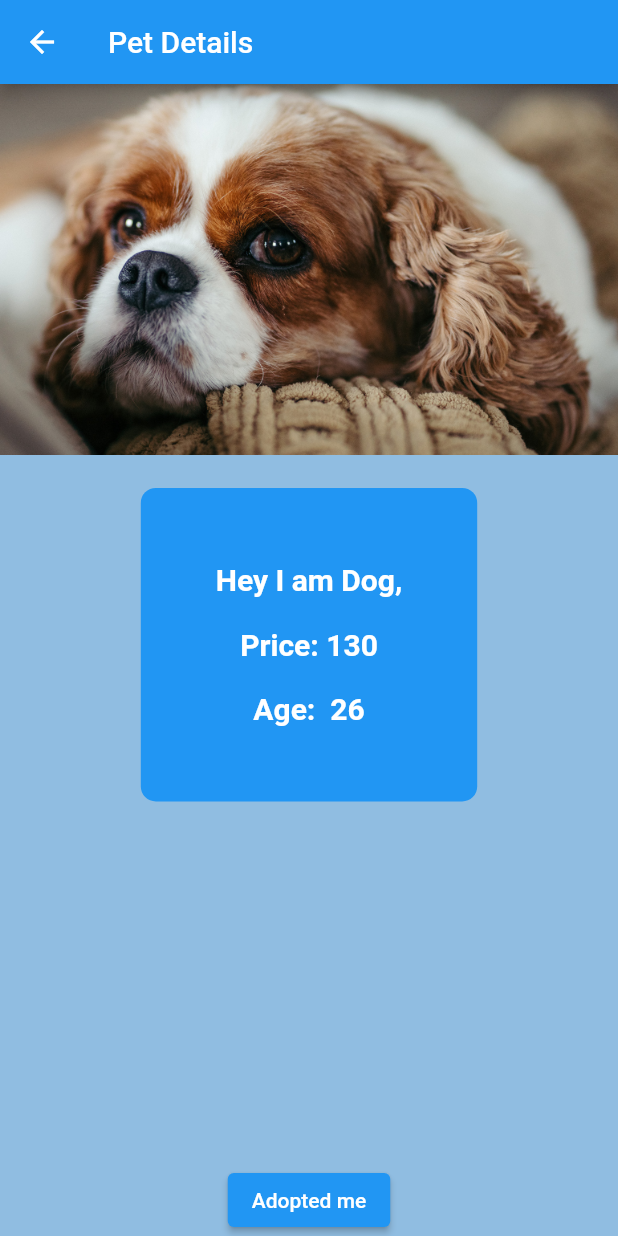
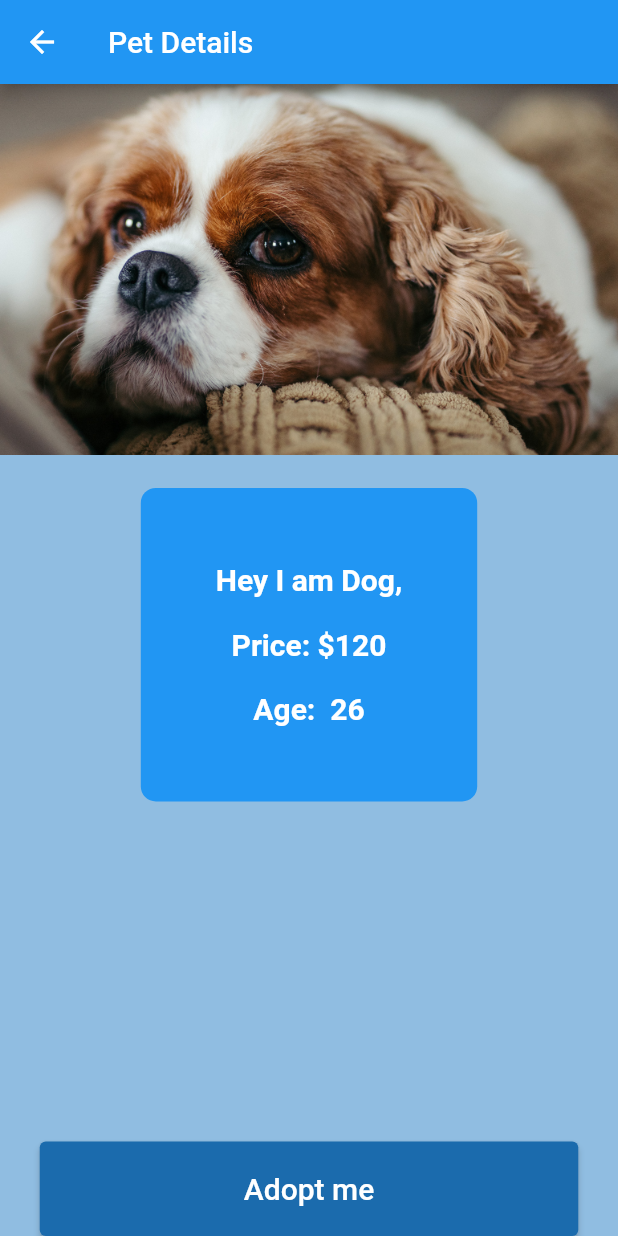
Before and after one commit to anushka3002/Pet-Adoption-App, a Flutter app: the screen it shows after launch, after a tap on "Dog", on a phone screen of 412 x 824 dp. Run offline on Flutter 3.47's test engine with Material 2 defaults, Android fonts, the phone set to English and light mode, and no system bars; our stand-ins replace confetti, flutter_riverpod, shared_preferences.

Commit message:
added dark and light theme

```diff
--- a/lib/details_page.dart
+++ b/lib/details_page.dart
@@ -56,7 +56,7 @@ class _DetailsPageState extends ConsumerState<DetailsPage> {
                           ),
                           const SizedBox(height: 20),
                           Text(
-                            "Price: ${widget.pet_details.price}",
+                            "Price: \$${widget.pet_details.price}",
                             style: const TextStyle(fontSize: 20, fontWeight: FontWeight.w600, color: Colors.white),
                           ),
                           const SizedBox(height: 20),
@@ -74,6 +74,9 @@ class _DetailsPageState extends ConsumerState<DetailsPage> {
           ),
           floatingActionButtonLocation: FloatingActionButtonLocation.centerDocked,
           floatingActionButton: ElevatedButton(
+            style: ElevatedButton.styleFrom(
+              backgroundColor: Color.fromARGB(255, 27, 107, 173),
+            ),
             onPressed: () async {
               showDialog(
                 context: context,
@@ -110,7 +113,13 @@ class _DetailsPageState extends ConsumerState<DetailsPage> {
                 await _pref.setString("adoptedPets", widget.pet_details);
               }
             },
-            child: const Text("Adopted me"),
+            child: Padding(
+              padding: EdgeInsets.symmetric(horizontal: 120, vertical: 20),
+              child: const Text(
+                "Adopt me",
+                style: TextStyle(fontSize: 20),
+              ),
+            ),
           )
           // ConfettiWidget(
           //   confettiController: controller,
--- a/lib/home_page.dart
+++ b/lib/home_page.dart
@@ -4,6 +4,7 @@ import 'package:flutter_riverpod/flutter_riverpod.dart';
 import 'package:pet_adoption_app/details_page.dart';
 import 'package:pet_adoption_app/history_page.dart';
 import 'package:pet_adoption_app/infrastructure/provider/registration_provider.dart';
+import 'package:pet_adoption_app/theme/theme_manager.dart';
 
 class HomePage extends ConsumerStatefulWidget {
   const HomePage({super.key});
@@ -12,19 +13,28 @@ class HomePage extends ConsumerStatefulWidget {
   ConsumerState<HomePage> createState() => _HomePageState();
 }
 
+ThemeManager _themeManager = ThemeManager();
+
 class _HomePageState extends ConsumerState<HomePage> {
   void updateList(String value) {
     setState(() {
-      ref.read(homeProvider).students =
-          ref.read(homeProvider).students.where((element) => element.name!.toLowerCase().contains(value.toLowerCase())).toList();
+      ref.read(homeProvider).pets =
+          ref.read(homeProvider).pets.where((element) => element.name!.toLowerCase().contains(value.toLowerCase())).toList();
     });
   }
 
   @override
   Widget build(BuildContext context) {
     return Scaffold(
+        // appBar: AppBar(title: Text("Theme"), actions: [
+        //   Switch(
+        //       value: _themeManager.themeMode == ThemeMode.dark,
+        //       onChanged: (newValue) {
+        //         _themeManager.toggleTheme(newValue);
+        //       })
+        // ]),
         body: Container(
-      decoration: const BoxDecoration(color: Colors.blue),
+      // decoration: const BoxDecoration(color: Colors.blue),
       child: Column(mainAxisAlignment: MainAxisAlignment.start, children: [
         Padding(
           padding: const EdgeInsets.only(left: 20, top: 80, bottom: 15, right: 20),
@@ -46,11 +56,14 @@ class _HomePageState extends ConsumerState<HomePage> {
                 child: Row(children: const [
                   Icon(
                     Icons.history,
-                    color: Colors.white,
+                    // color: Colors.black,
                   ),
                   Text(
                     "History",
-                    style: TextStyle(fontWeight: FontWeight.w400, color: Colors.white, fontSize: 15),
+                    style: TextStyle(
+                        fontWeight: FontWeight.w400,
+                        // color: Colors.black,
+                        fontSize: 15),
                   )
                 ]),
               )
@@ -58,7 +71,7 @@ class _HomePageState extends ConsumerState<HomePage> {
           ),
         ),
         Padding(
-          padding: const EdgeInsets.symmetric(horizontal: 20),
+          padding: const EdgeInsets.only(top: 0, bottom: 0, left: 20, right: 20),
           child: TextField(
             onChanged: (value) {
               updateList(value);
@@ -73,13 +86,13 @@ class _HomePageState extends ConsumerState<HomePage> {
             ),
           ),
         ),
-        ref.read(homeProvider).students.isEmpty
+        ref.read(homeProvider).pets.isEmpty
             ? const Center(
                 child: Text("No results found"),
               )
             : Expanded(
                 child: ListView.builder(
-                    itemCount: ref.read(homeProvider).students.length,
+                    itemCount: ref.read(homeProvider).pets.length,
                     itemBuilder: (BuildContext context, i) {
                       return Padding(
                         padding: const EdgeInsets.symmetric(horizontal: 20),
@@ -90,7 +103,7 @@ class _HomePageState extends ConsumerState<HomePage> {
                             } else {
                               Navigator.of(context).push(MaterialPageRoute(
                                 builder: (context) => DetailsPage(
-                                  pet_details: ref.read(homeProvider).students[i],
+                                  pet_details: ref.read(homeProvider).pets[i],
                                   pet_history: i,
                                 ),
                               ));
@@ -110,12 +123,11 @@ class _HomePageState extends ConsumerState<HomePage> {
                                         borderRadius: BorderRadius.circular(8.0),
                                         child: Padding(
                                             padding: const EdgeInsets.all(20),
-                                            child:
-                                                Image.asset(ref.read(homeProvider).students[i].image, width: 200, height: 150))),
+                                            child: Image.asset(ref.read(homeProvider).pets[i].image, width: 200, height: 150))),
                                     Column(
                                       children: [
                                         Text(
-                                          ref.read(homeProvider).students[i].name,
+                                          ref.read(homeProvider).pets[i].name,
                                           style: const TextStyle(fontSize: 20, fontWeight: FontWeight.bold),
                                         ),
                                         Padding(
--- a/lib/infrastructure/provider/homeProvider/homeProvider.dart
+++ b/lib/infrastructure/provider/homeProvider/homeProvider.dart
@@ -8,73 +8,73 @@ class HomeProvider extends ChangeNotifier {
   String name = "abc";
   List historyData = [];
   List<PetDataNewTile> adoptedPet = [];
-  List<PetDataNewTile> students = [];
+  List<PetDataNewTile> pets = [];
   bool adoptedNow = false;
 
   startData() {
-    students = [
+    pets = [
       PetDataNewTile(
         name: "Dog",
         age: "26",
-        price: "130",
+        price: "120",
         image: "assets/images/dog.jpeg",
       ),
       PetDataNewTile(
         name: "Cat",
         age: "20",
-        price: "130",
+        price: "180",
         image: "assets/images/cat.jpeg",
       ),
       PetDataNewTile(
         name: "Rabbit",
         age: "19",
-        price: "130",
+        price: "110",
         image: "assets/images/rabbit.jpeg",
       ),
       PetDataNewTile(
         name: "Duck",
         age: "17",
-        price: "130",
+        price: "99",
         image: "assets/images/duck.jpeg",
       ),
       PetDataNewTile(
         name: "Fish",
         age: "14",
-        price: "130",
+        price: "10",
         image: "assets/images/fish.jpeg",
       ),
       PetDataNewTile(
         name: "Dog2",
         age: "26",
-        price: "130",
+        price: "50",
         image: "assets/images/dog2.jpeg",
       ),
       PetDataNewTile(
         name: "Parrot",
         age: "22",
-        price: "130",
+        price: "30",
         image: "assets/images/parrot.jpeg",
       ),
       PetDataNewTile(
         name: "Pegion",
         age: "19",
-        price: "130",
+        price: "70",
         image: "assets/images/pegion.jpeg",
       ),
       PetDataNewTile(
-        name: "Dog3",
+        name: "Pug",
         age: "24",
-        price: "130",
+        price: "90",
         image: "assets/images/dog3.jpeg",
       ),
       PetDataNewTile(
         name: "Tortoise",
         age: "20",
-        price: "130",
+        price: "60",
         image: "assets/images/tortoise.jpeg",
       ),
     ];
-    for (var _ in (students ?? [])) {
+    for (var _ in (pets ?? [])) {
       historyData.add(false);
     }
   }
--- a/lib/main.dart
+++ b/lib/main.dart
@@ -3,10 +3,14 @@ import 'package:flutter/material.dart';
 import 'package:flutter_riverpod/flutter_riverpod.dart';
 import 'package:pet_adoption_app/home_page.dart';
 import 'package:pet_adoption_app/intro_screen.dart';
+import 'package:pet_adoption_app/theme/theme_constants.dart';
+import 'package:pet_adoption_app/theme/theme_manager.dart';
 
 void main() {
   runApp(const ProviderScope(child: MyApp()));
 }
+
+ThemeManager _themeManager = ThemeManager();
 
 class MyApp extends ConsumerStatefulWidget {
   const MyApp({super.key});
@@ -16,11 +20,34 @@ class MyApp extends ConsumerStatefulWidget {
 }
 
 class _MyAppState extends ConsumerState<MyApp> {
+  @override
+  void dispose() {
+    // TODO: implement dispose
+    _themeManager.removeListener(themeListener);
+    super.dispose();
+  }
+
+  @override
+  void initState() {
+    _themeManager.addListener(themeListener);
+    // TODO: implement initState
+    super.initState();
+  }
+
+  themeListener() {
+    if (mounted) {
+      setState(() {});
+    }
+  }
+
   // This widget is the root of your application.
   @override
   Widget build(BuildContext context) {
-    return const MaterialApp(
+    return MaterialApp(
       debugShowCheckedModeBanner: false,
+      theme: lightTheme,
+      darkTheme: darkTheme,
+      themeMode: _themeManager.themeMode,
       home: MyHomePage(title: 'Find a lovely friend'),
     );
   }
@@ -47,8 +74,14 @@ class _MyHomePageState extends State<MyHomePage> {
 
   @override
   Widget build(BuildContext context) {
-    return const Center(
-      child: IntroScreen(),
-    );
+    return Scaffold(
+        appBar: AppBar(title: Text("Theme"), actions: [
+          Switch(
+              value: _themeManager.themeMode == ThemeMode.dark,
+              onChanged: (newValue) {
+                _themeManager.toggleTheme(newValue);
+              })
+        ]),
+        body: IntroScreen());
   }
 }
--- /dev/null
+++ b/lib/theme/theme_constants.dart
@@ -0,0 +1,5 @@
+import 'package:flutter/material.dart';
+
+ThemeData lightTheme = ThemeData(brightness: Brightness.light);
+
+ThemeData darkTheme = ThemeData(brightness: Brightness.dark);
```
Also changed, not shown: lib/history_page.dart (+17 -9 lines), lib/theme/theme_manager.dart (added, +13 -0 lines).
